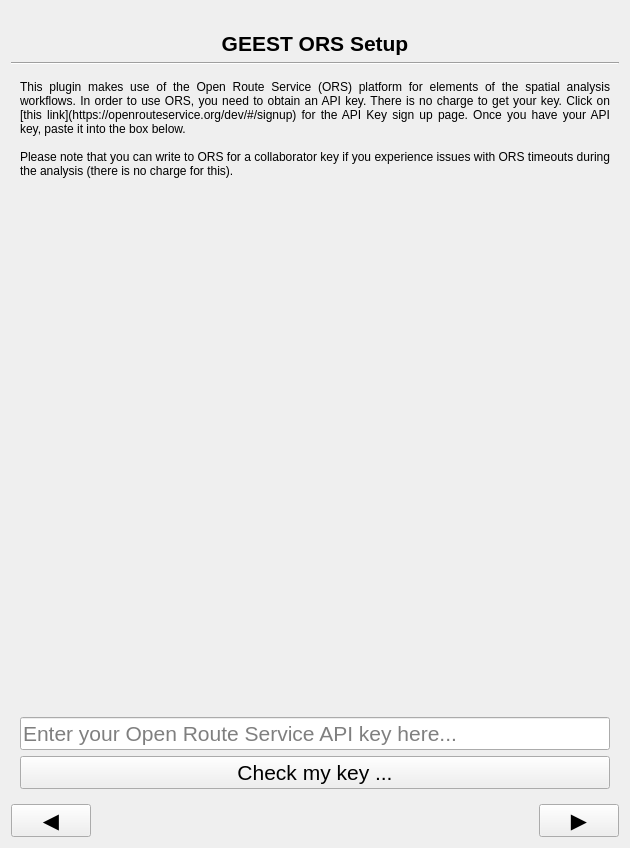
Old version of the form geest/ui/ors_panel_base.ui in the repository worldbank/GEEST.
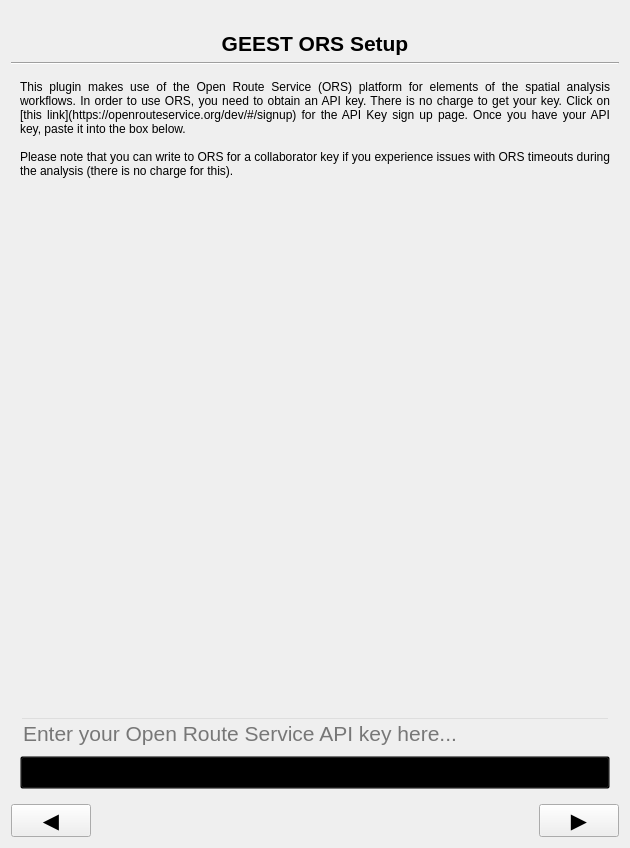
New version of the form. Icons and pictures are not drawn.

```diff
--- a/geest/ui/ors_panel_base.ui
+++ b/geest/ui/ors_panel_base.ui
@@ -117,6 +117,9 @@
    </item>
    <item row="3" column="0">
     <widget class="QScrollArea" name="scrollArea">
+     <property name="styleSheet">
+      <string notr="true">background-color: rgba(0, 0, 0, 0);</string>
+     </property>
      <property name="frameShape">
       <enum>QFrame::NoFrame</enum>
      </property>
@@ -129,7 +132,7 @@
         <x>0</x>
         <y>0</y>
         <width>612</width>
-        <height>655</height>
+        <height>664</height>
        </rect>
       </property>
       <layout class="QGridLayout" name="gridLayout_2">
```
